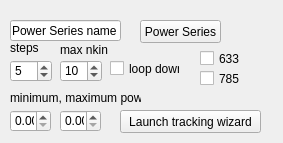
Above: mine/Lab_5/setup_gui.ui from eoinell/NP_ee306 before the change. Below: the same form after it.
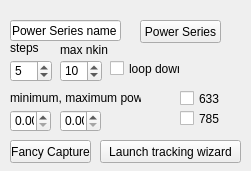
That is the form after the change.

What changed in the file:
```diff
--- a/mine/Lab_5/setup_gui.ui
+++ b/mine/Lab_5/setup_gui.ui
@@ -6,8 +6,8 @@
    <rect>
     <x>0</x>
     <y>0</y>
-    <width>283</width>
-    <height>143</height>
+    <width>251</width>
+    <height>171</height>
    </rect>
   </property>
   <property name="windowTitle">
@@ -45,8 +45,8 @@
   <widget class="QPushButton" name="pushButton_particletrack">
    <property name="geometry">
     <rect>
-     <x>120</x>
-     <y>110</y>
+     <x>100</x>
+     <y>140</y>
      <width>141</width>
      <height>23</height>
     </rect>
@@ -58,8 +58,8 @@
   <widget class="QCheckBox" name="checkBox_633">
    <property name="geometry">
     <rect>
-     <x>200</x>
-     <y>50</y>
+     <x>180</x>
+     <y>90</y>
      <width>70</width>
      <height>17</height>
     </rect>
@@ -71,8 +71,8 @@
   <widget class="QCheckBox" name="checkBox_785">
    <property name="geometry">
     <rect>
-     <x>200</x>
-     <y>70</y>
+     <x>180</x>
+     <y>110</y>
      <width>70</width>
      <height>17</height>
     </rect>
@@ -182,6 +182,19 @@
     <string>minimum, maximum power</string>
    </property>
   </widget>
+  <widget class="QPushButton" name="fancy_capture_pushButton">
+   <property name="geometry">
+    <rect>
+     <x>10</x>
+     <y>140</y>
+     <width>81</width>
+     <height>23</height>
+    </rect>
+   </property>
+   <property name="text">
+    <string>Fancy Capture</string>
+   </property>
+  </widget>
   <zorder>label_6</zorder>
   <zorder>pushButton_Power_Series</zorder>
   <zorder>lineEdit_Power_Series_Name</zorder>
```
Left out of the diff: 1 changed line with no effect on the pictures.
